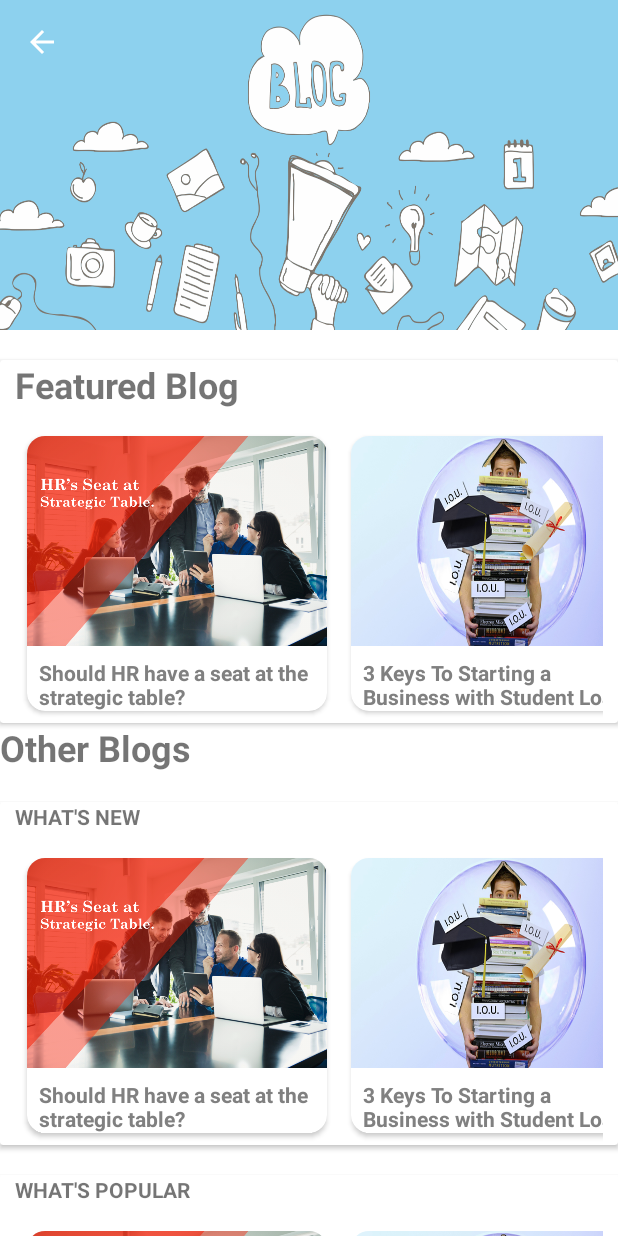
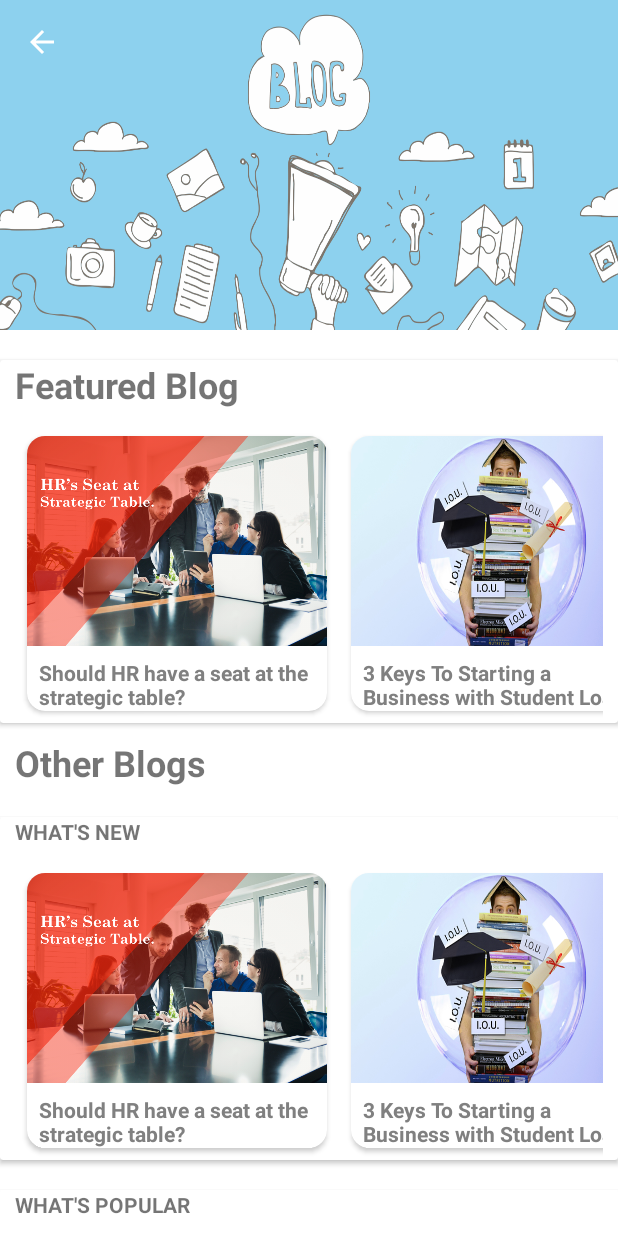
Before and after one commit to navneel61/EmpowerYouthCareerAdvice, an Android app: the screen it shows after launch (BlogActivity), on a phone screen of 412 x 824 dp. Run offline under Robolectric (Android 15) with nearby library versions, the phone set to English and light mode, and no system bars; our stand-ins replace ButterKnife.

Commit message:
Blog edit layout

```diff
--- a/app/src/main/res/layout/fragment_blog_home.xml
+++ b/app/src/main/res/layout/fragment_blog_home.xml
@@ -61,7 +61,10 @@
                 android:layout_width="wrap_content"
                 android:layout_height="wrap_content"
                 android:id="@+id/text_view_blog"
-                android:text="Other Blogs" android:textSize="24sp"
+                android:text="Other Blogs"
+                android:textSize="24sp"
+                android:layout_marginTop="10dp"
+                android:layout_marginStart="10dp"
                 android:textStyle="bold"/>
 
             <include
```
